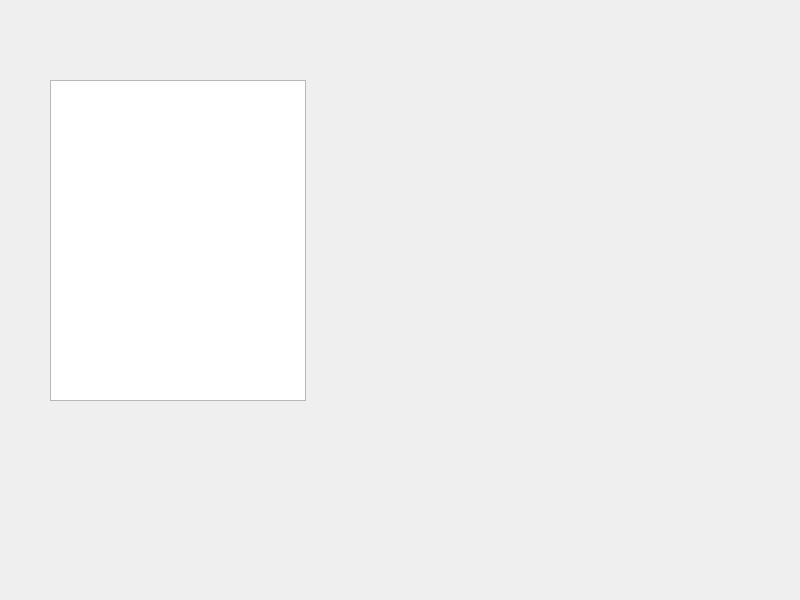
The window that IG/consommateurIG/consommateurPanel/widget.ui (4mbroise/goodBasket) describes before a commit, drawn with Qt 5.
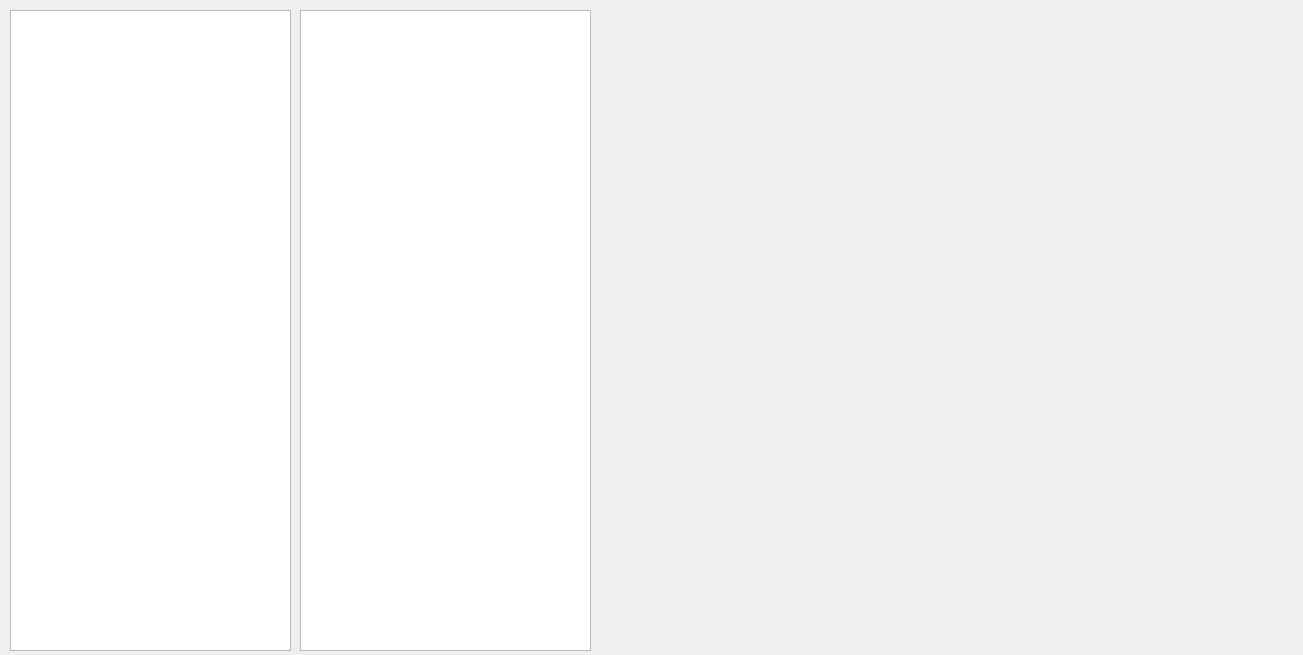
The same window after the commit.

```diff
--- a/IG/consommateurIG/consommateurPanel/widget.ui
+++ b/IG/consommateurIG/consommateurPanel/widget.ui
@@ -6,20 +6,30 @@
    <rect>
     <x>0</x>
     <y>0</y>
-    <width>800</width>
-    <height>600</height>
+    <width>1303</width>
+    <height>655</height>
    </rect>
   </property>
   <property name="windowTitle">
    <string>Widget</string>
   </property>
-  <widget class="QListView" name="listView">
+  <widget class="QListWidget" name="Livraison">
    <property name="geometry">
     <rect>
-     <x>50</x>
-     <y>80</y>
-     <width>256</width>
-     <height>321</height>
+     <x>10</x>
+     <y>10</y>
+     <width>281</width>
+     <height>641</height>
+    </rect>
+   </property>
+  </widget>
+  <widget class="QListWidget" name="LivraisonPrevue">
+   <property name="geometry">
+    <rect>
+     <x>300</x>
+     <y>10</y>
+     <width>291</width>
+     <height>641</height>
     </rect>
    </property>
   </widget>
```
